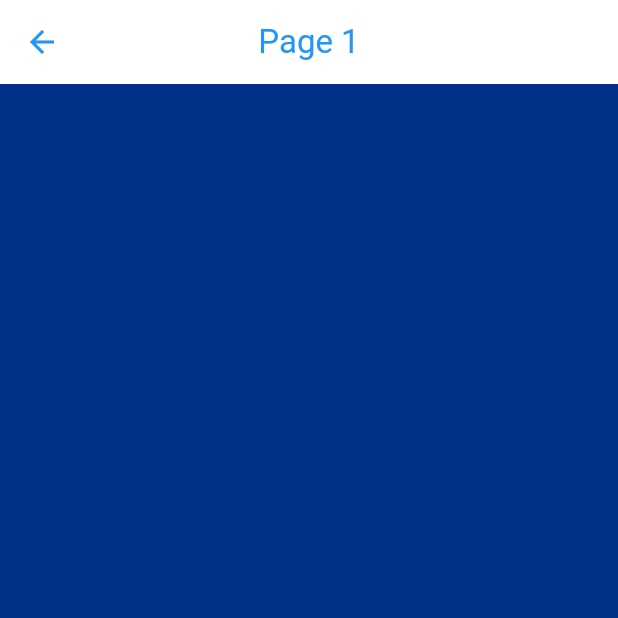
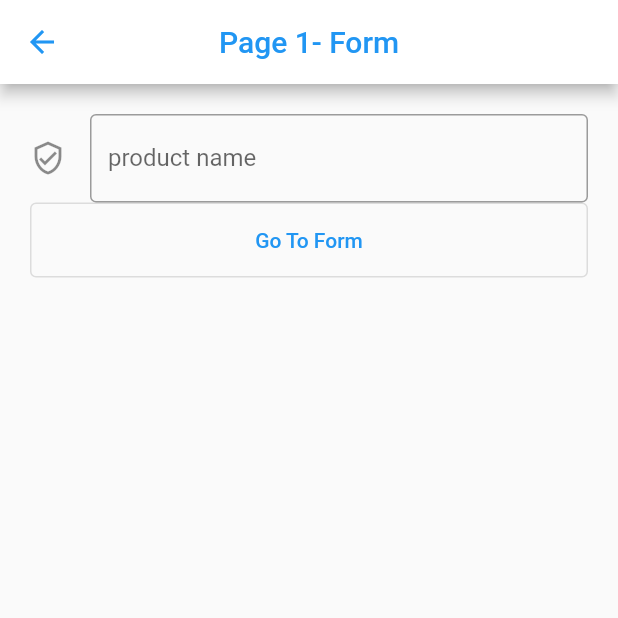
Before and after one commit to ThawedBuffalo/flutter_template, a Flutter app: the Page1 screen opened directly, on a phone screen of 412 x 824 dp, the top half of it. Run offline on Flutter 3.47's test engine with Material 2 defaults, Android fonts, the phone set to English and light mode, and no system bars; our stand-ins replace bloc, dartz, equatable, get_it, logger.

Commit message:
added page nav and inputs

```diff
--- a/lib/main.dart
+++ b/lib/main.dart
@@ -13,10 +13,10 @@ class MyApp extends StatelessWidget {
   // This widget is the root of your application.
   @override
   Widget build(BuildContext context) {
-    return MaterialApp(
+    return const MaterialApp(
       title: 'Placeholder Page',
-      theme: buffaloSabresLightTheme,
-      home: const HomePage(),
+      //theme: buffaloSabresLightTheme,
+      home: HomePage(),
     );
   }
 }
--- a/lib/presentation/pages/home/home_page.dart
+++ b/lib/presentation/pages/home/home_page.dart
@@ -42,7 +42,7 @@ class HomePage extends StatelessWidget {
                     )
                   );
                 },
-                child: const Text("Go To Page 1")
+                child: const Text("Go To Form")
               )
             ]
           ),
--- a/lib/presentation/pages/page-1/page-1.dart
+++ b/lib/presentation/pages/page-1/page-1.dart
@@ -1,4 +1,6 @@
 import 'package:flutter/material.dart';
+
+import '../page-2/page-2.dart';
 
 class Page1 extends StatefulWidget {
   const Page1({super.key});
@@ -8,23 +10,65 @@ class Page1 extends StatefulWidget {
 }
 
 class _Page1State extends State<Page1> {
+
+  var _productName;
+  final _productController = TextEditingController();
+
+  // @override
+  // void initState() {
+  //   super.initState();
+  //
+  //   _productController.addListener(_updateProductName);
+  // }
+
+  void _updateProductName() {
+    setState(() {
+      _productName = _productController.text;
+    });
+  }
+
   @override
   Widget build(BuildContext context) {
     return Scaffold(
         appBar: AppBar(
           centerTitle: true,
           iconTheme: const IconThemeData(color: Colors.blue),
-          title: const Text('Page 1', style: TextStyle(color: Colors.blue)),
+          title: const Text('Page 1- Form', style: TextStyle(color: Colors.blue)),
           backgroundColor: Colors.white,
           key: const Key('sign-in-title'),
         ),
-        body: const Center(
-          // child: buildBody(context)));
-          child: Column(mainAxisSize: MainAxisSize.min, children: [
+        body: Container(
+          padding: const EdgeInsets.all(20.0),
+          child: ListView(
+            children: [
 
+              TextFormField(
+                controller: _productController,
+                decoration: const InputDecoration(
+                  labelText: 'product name',
+                  icon: Icon(Icons.verified_user_outlined),
+                  border: OutlineInputBorder(),
+                ),
+              ),
 
+              OutlinedButton(
+                style: OutlinedButton.styleFrom(minimumSize: const Size(200, 50)),
+                onPressed: () {
+                  Navigator.push(
+                    context,
+                    MaterialPageRoute(
+                      builder: (context){
+                        return Page2(productName: _productName,);
+                      },
+                    )
+                  );
+                }, // onPressed
+                child: const Text("Go To Form"),
+              ),
+            ],
+          ),
+        )
 
-          ]),
-        ));
+    );
   }
 }
```
Also changed, not shown: lib/presentation/pages/page-2/page-2.dart (+16 -15 lines).
